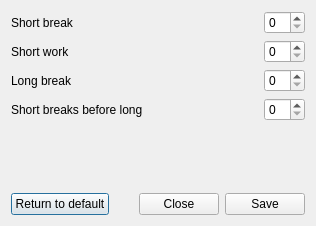
Above: src/ui/forms/settings.ui from Aksem/KoffeeBreak before the change. Below: the same form after it.
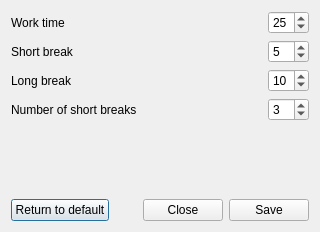
That is the form after the change.

Commit message: Fixed bugs and added new features in settings.

The edit to the form file:
```diff
--- a/src/ui/forms/settings.ui
+++ b/src/ui/forms/settings.ui
@@ -6,14 +6,51 @@
    <rect>
     <x>0</x>
     <y>0</y>
-    <width>316</width>
-    <height>226</height>
+    <width>320</width>
+    <height>232</height>
    </rect>
   </property>
   <property name="windowTitle">
    <string>Dialog</string>
   </property>
   <layout class="QVBoxLayout" name="verticalLayout">
+   <item>
+    <layout class="QHBoxLayout" name="horizontalLayout_4">
+     <item>
+      <widget class="QLabel" name="label_2">
+       <property name="text">
+        <string>Work time</string>
+       </property>
+      </widget>
+     </item>
+     <item>
+      <spacer name="horizontalSpacer_2">
+       <property name="orientation">
+        <enum>Qt::Horizontal</enum>
+       </property>
+       <property name="sizeHint" stdset="0">
+        <size>
+         <width>40</width>
+         <height>20</height>
+        </size>
+       </property>
+      </spacer>
+     </item>
+     <item>
+      <widget class="QSpinBox" name="workTimeSpinBox">
+       <property name="minimum">
+        <number>5</number>
+       </property>
+       <property name="maximum">
+        <number>90</number>
+       </property>
+       <property name="value">
+        <number>25</number>
+       </property>
+      </widget>
+     </item>
+    </layout>
+   </item>
    <item>
     <layout class="QHBoxLayout" name="horizontalLayout_5">
      <item>
@@ -37,35 +74,15 @@
       </spacer>
      </item>
      <item>
-      <widget class="QSpinBox" name="shortBreakSpinBox"/>
-     </item>
-    </layout>
-   </item>
-   <item>
-    <layout class="QHBoxLayout" name="horizontalLayout_4">
-     <item>
-      <widget class="QLabel" name="label_2">
-       <property name="text">
-        <string>Short work</string>
+      <widget class="QSpinBox" name="shortBreakSpinBox">
+       <property name="maximum">
+        <number>30</number>
+       </property>
+       <property name="value">
+        <number>5</number>
        </property>
       </widget>
      </item>
-     <item>
-      <spacer name="horizontalSpacer_2">
-       <property name="orientation">
-        <enum>Qt::Horizontal</enum>
-       </property>
-       <property name="sizeHint" stdset="0">
-        <size>
-         <width>40</width>
-         <height>20</height>
-        </size>
-       </property>
-      </spacer>
-     </item>
-     <item>
-      <widget class="QSpinBox" name="shortWorkSpinBox"/>
-     </item>
     </layout>
    </item>
    <item>
@@ -91,7 +108,14 @@
       </spacer>
      </item>
      <item>
-      <widget class="QSpinBox" name="longBreakSpinBox"/>
+      <widget class="QSpinBox" name="longBreakSpinBox">
+       <property name="maximum">
+        <number>60</number>
+       </property>
+       <property name="value">
+        <number>10</number>
+       </property>
+      </widget>
      </item>
     </layout>
    </item>
@@ -100,7 +124,7 @@
      <item>
       <widget class="QLabel" name="label_4">
        <property name="text">
-        <string>Short breaks before long</string>
+        <string>Number of short breaks</string>
        </property>
       </widget>
      </item>
@@ -118,15 +142,28 @@
       </spacer>
      </item>
      <item>
-      <widget class="QSpinBox" name="shortsBreaksSpinBox"/>
+      <widget class="QSpinBox" name="numberOfShortsBreaksSpinBox">
+       <property name="maximum">
+        <number>10</number>
+       </property>
+       <property name="value">
+        <number>3</number>
+       </property>
+      </widget>
      </item>
     </layout>
    </item>
    <item>
     <widget class="QLabel" name="statusLabel">
+     <property name="styleSheet">
+      <string notr="true">color: rgba(0,0,0,100);</string>
+     </property>
      <property name="text">
       <string/>
      </property>
+     <property name="alignment">
+      <set>Qt::AlignCenter</set>
+     </property>
     </widget>
    </item>
    <item>
```
The commit also changes 5 other files.
